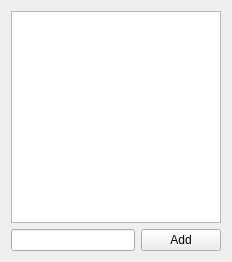
Qt form src/corelayers/simplecontactlist/treecontactsmodel/simpletagseditor/simpletagseditor.ui (euroelessar/qutim) before a commit.
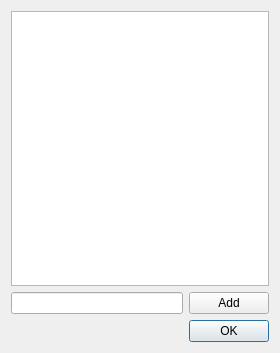
The same form after that commit.

Diff of the .ui file:
```diff
--- a/src/corelayers/simplecontactlist/treecontactsmodel/simpletagseditor/simpletagseditor.ui
+++ b/src/corelayers/simplecontactlist/treecontactsmodel/simpletagseditor/simpletagseditor.ui
@@ -1,13 +1,13 @@
 <?xml version="1.0" encoding="UTF-8"?>
 <ui version="4.0">
  <class>SimpleTagsEditor</class>
- <widget class="QWidget" name="SimpleTagsEditor">
+ <widget class="QDialog" name="SimpleTagsEditor">
   <property name="geometry">
    <rect>
     <x>0</x>
     <y>0</y>
-    <width>232</width>
-    <height>262</height>
+    <width>280</width>
+    <height>353</height>
    </rect>
   </property>
   <property name="windowTitle">
@@ -17,6 +17,13 @@
    <item row="0" column="0" colspan="2">
     <widget class="QListWidget" name="listWidget"/>
    </item>
+   <item row="2" column="0" colspan="2">
+    <widget class="QDialogButtonBox" name="buttonBox">
+     <property name="standardButtons">
+      <set>QDialogButtonBox::Ok</set>
+     </property>
+    </widget>
+   </item>
    <item row="1" column="0">
     <widget class="QLineEdit" name="lineEdit">
      <property name="sizePolicy">
```
Left out of the diff: 19 changed lines with no effect on the pictures.
